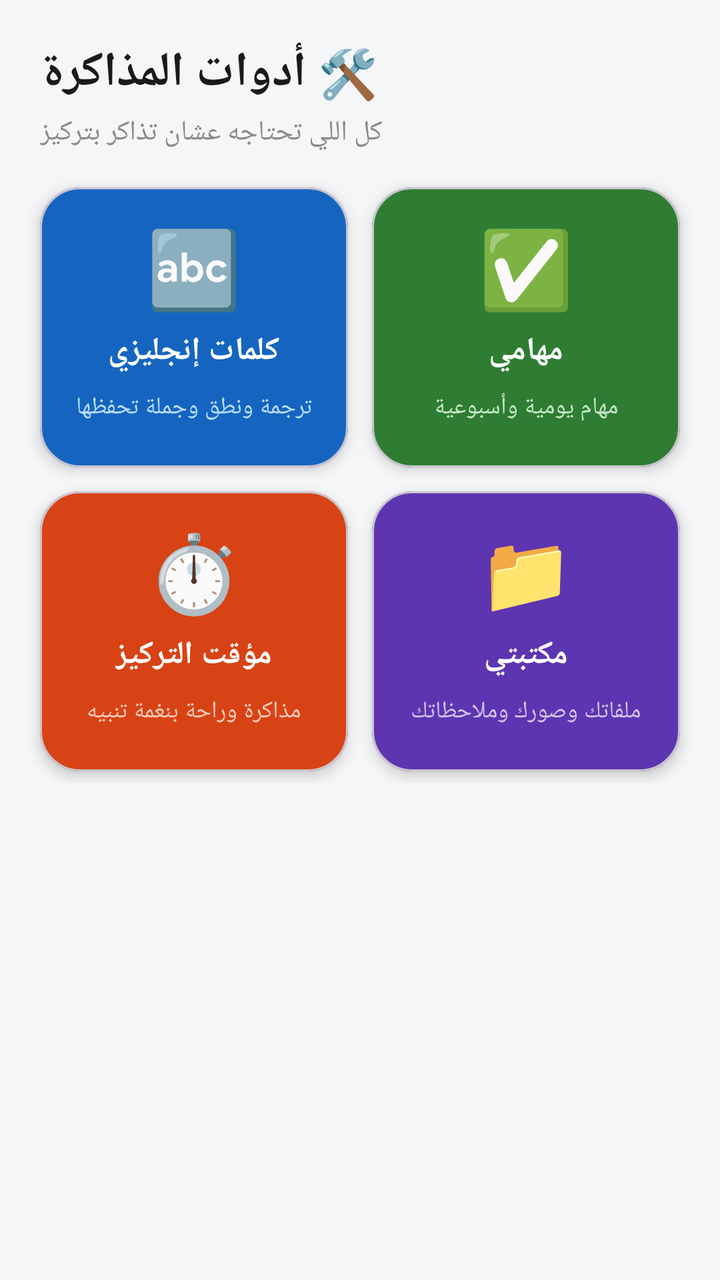
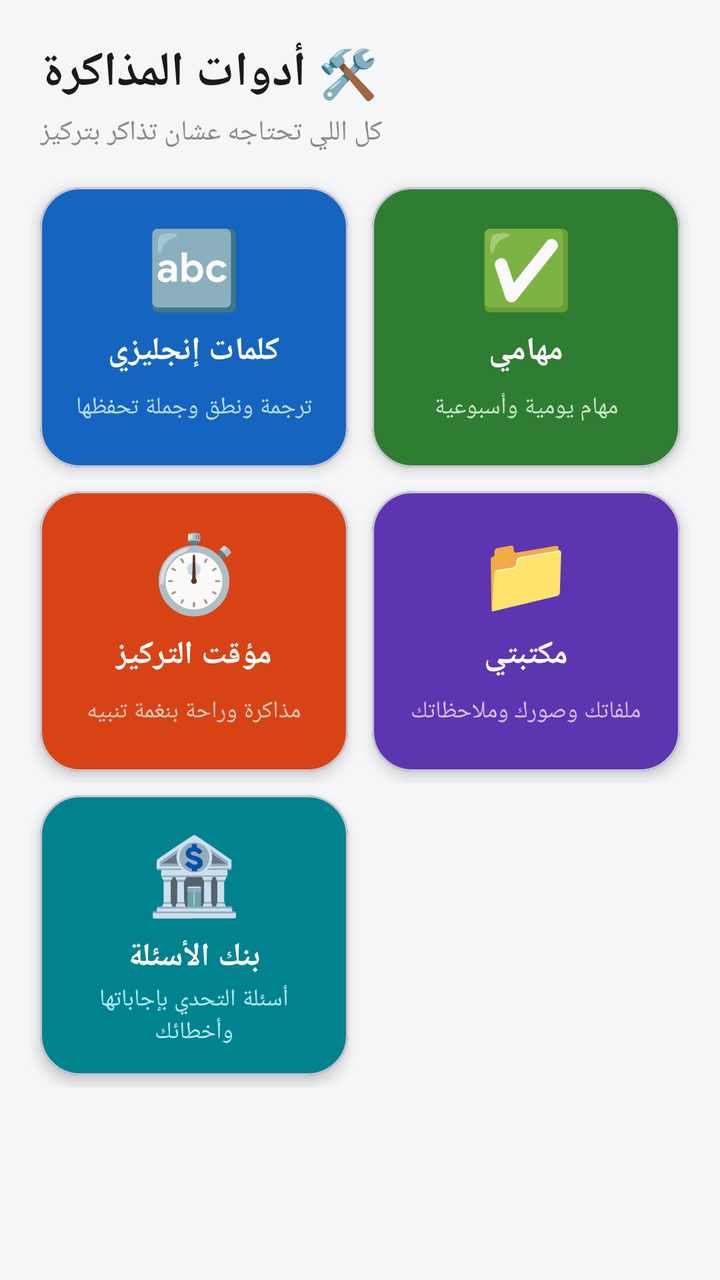

An Android layout rendered at two revisions. The XML below is the earlier revision; the diff shows what the commit changed to produce the second picture.
<!-- AndroidManifest.xml: application theme Theme.1Bac -->
<!-- res/layout/activity_study_tools.xml -->
<?xml version="1.0" encoding="utf-8"?>
<ScrollView xmlns:android="http://schemas.android.com/apk/res/android"
    xmlns:app="http://schemas.android.com/apk/res-auto"
    android:layout_width="match_parent"
    android:layout_height="match_parent"
    android:fillViewport="true"
    android:background="@color/bg_gray">

    <LinearLayout
        android:layout_width="match_parent"
        android:layout_height="wrap_content"
        android:orientation="vertical"
        android:padding="14dp">

        <TextView
            android:layout_width="wrap_content"
            android:layout_height="wrap_content"
            android:layout_marginStart="6dp"
            android:layout_marginTop="6dp"
            android:text="🛠️ أدوات المذاكرة"
            android:textSize="24sp"
            android:textStyle="bold"
            android:textColor="@color/text_dark" />

        <TextView
            android:layout_width="wrap_content"
            android:layout_height="wrap_content"
            android:layout_marginStart="6dp"
            android:layout_marginTop="4dp"
            android:layout_marginBottom="12dp"
            android:text="كل اللي تحتاجه عشان تذاكر بتركيز"
            android:textSize="14sp"
            android:textColor="@color/text_gray" />

        <LinearLayout
            android:layout_width="match_parent"
            android:layout_height="wrap_content"
            android:orientation="horizontal">

            <com.google.android.material.card.MaterialCardView
                android:id="@+id/cardEnglish"
                android:layout_width="0dp"
                android:layout_height="wrap_content"
                android:layout_weight="1"
                android:layout_margin="6dp"
                app:cardCornerRadius="20dp"
                app:cardElevation="4dp"
                app:cardBackgroundColor="#1565C0">
                <LinearLayout
                    android:layout_width="match_parent"
                    android:layout_height="wrap_content"
                    android:minHeight="140dp"
                    android:orientation="vertical"
                    android:gravity="center"
                    android:padding="12dp">
                    <TextView
                        android:layout_width="wrap_content"
                        android:layout_height="wrap_content"
                        android:text="🔤"
                        android:textSize="38sp" />
                    <TextView
                        android:layout_width="wrap_content"
                        android:layout_height="wrap_content"
                        android:layout_marginTop="6dp"
                        android:text="كلمات إنجليزي"
                        android:textSize="16sp"
                        android:textStyle="bold"
                        android:textColor="#FFFFFF" />
                    <TextView
                        android:layout_width="wrap_content"
                        android:layout_height="wrap_content"
                        android:layout_marginTop="2dp"
                        android:minLines="2"
                        android:maxLines="2"
                        android:gravity="center"
                        android:text="ترجمة ونطق وجملة تحفظها"
                        android:textSize="12sp"
                        android:textColor="#BBDEFB" />
                </LinearLayout>
            </com.google.android.material.card.MaterialCardView>

            <com.google.android.material.card.MaterialCardView
                android:id="@+id/cardTasks"
                android:layout_width="0dp"
                android:layout_height="wrap_content"
                android:layout_weight="1"
                android:layout_margin="6dp"
                app:cardCornerRadius="20dp"
                app:cardElevation="4dp"
                app:cardBackgroundColor="#2E7D32">
                <LinearLayout
                    android:layout_width="match_parent"
                    android:layout_height="wrap_content"
                    android:minHeight="140dp"
                    android:orientation="vertical"
                    android:gravity="center"
                    android:padding="12dp">
                    <TextView
                        android:layout_width="wrap_content"
                        android:layout_height="wrap_content"
                        android:text="✅"
                        android:textSize="38sp" />
                    <TextView
                        android:layout_width="wrap_content"
                        android:layout_height="wrap_content"
                        android:layout_marginTop="6dp"
                        android:text="مهامي"
                        android:textSize="16sp"
                        android:textStyle="bold"
                        android:textColor="#FFFFFF" />
                    <TextView
                        android:layout_width="wrap_content"
                        android:layout_height="wrap_content"
                        android:layout_marginTop="2dp"
                        android:minLines="2"
                        android:maxLines="2"
                        android:gravity="center"
                        android:text="مهام يومية وأسبوعية"
                        android:textSize="12sp"
                        android:textColor="#C8E6C9" />
                </LinearLayout>
            </com.google.android.material.card.MaterialCardView>
        </LinearLayout>

        <LinearLayout
            android:layout_width="match_parent"
            android:layout_height="wrap_content"
            android:orientation="horizontal">

            <com.google.android.material.card.MaterialCardView
                android:id="@+id/cardFocus"
                android:layout_width="0dp"
                android:layout_height="wrap_content"
                android:layout_weight="1"
                android:layout_margin="6dp"
                app:cardCornerRadius="20dp"
                app:cardElevation="4dp"
                app:cardBackgroundColor="#D84315">
                <LinearLayout
                    android:layout_width="match_parent"
                    android:layout_height="wrap_content"
                    android:minHeight="140dp"
                    android:orientation="vertical"
                    android:gravity="center"
                    android:padding="12dp">
                    <TextView
                        android:layout_width="wrap_content"
                        android:layout_height="wrap_content"
                        android:text="⏱️"
                        android:textSize="38sp" />
                    <TextView
                        android:layout_width="wrap_content"
                        android:layout_height="wrap_content"
                        android:layout_marginTop="6dp"
                        android:text="مؤقت التركيز"
                        android:textSize="16sp"
                        android:textStyle="bold"
                        android:textColor="#FFFFFF" />
                    <TextView
                        android:layout_width="wrap_content"
                        android:layout_height="wrap_content"
                        android:layout_marginTop="2dp"
                        android:minLines="2"
                        android:maxLines="2"
                        android:gravity="center"
                        android:text="مذاكرة وراحة بنغمة تنبيه"
                        android:textSize="12sp"
                        android:textColor="#FFCCBC" />
                </LinearLayout>
            </com.google.android.material.card.MaterialCardView>

            <com.google.android.material.card.MaterialCardView
                android:id="@+id/cardLibrary"
                android:layout_width="0dp"
                android:layout_height="wrap_content"
                android:layout_weight="1"
                android:layout_margin="6dp"
                app:cardCornerRadius="20dp"
                app:cardElevation="4dp"
                app:cardBackgroundColor="#5E35B1">
                <LinearLayout
                    android:layout_width="match_parent"
                    android:layout_height="wrap_content"
                    android:minHeight="140dp"
                    android:orientation="vertical"
                    android:gravity="center"
                    android:padding="12dp">
                    <TextView
                        android:layout_width="wrap_content"
                        android:layout_height="wrap_content"
                        android:text="📁"
                        android:textSize="38sp" />
                    <TextView
                        android:layout_width="wrap_content"
                        android:layout_height="wrap_content"
                        android:layout_marginTop="6dp"
                        android:text="مكتبتي"
                        android:textSize="16sp"
                        android:textStyle="bold"
                        android:textColor="#FFFFFF" />
                    <TextView
                        android:layout_width="wrap_content"
                        android:layout_height="wrap_content"
                        android:layout_marginTop="2dp"
                        android:minLines="2"
                        android:maxLines="2"
                        android:gravity="center"
                        android:text="ملفاتك وصورك وملاحظاتك"
                        android:textSize="12sp"
                        android:textColor="#D1C4E9" />
                </LinearLayout>
            </com.google.android.material.card.MaterialCardView>
        </LinearLayout>

    </LinearLayout>
</ScrollView>
<!-- resources referenced by this layout -->
<resources>
  <color name="bg_gray">#F5F6F8</color>
  <color name="text_dark">#1A1A1A</color>
  <color name="text_gray">#8A8A8A</color>
  <style name="Theme.1Bac" parent="Base.Theme.1Bac" />
  <style name="Base.Theme.1Bac" parent="Theme.Material3.DayNight.NoActionBar">
          
          
      </style>
</resources>

<!-- the commit's change to res/layout/activity_study_tools.xml (unified diff, before → after) -->
@@ -211,6 +211,59 @@
                 </LinearLayout>
             </com.google.android.material.card.MaterialCardView>
         </LinearLayout>
+                <LinearLayout
+            android:layout_width="match_parent"
+            android:layout_height="wrap_content"
+            android:orientation="horizontal">
+
+            <com.google.android.material.card.MaterialCardView
+                android:id="@+id/cardBank"
+                android:layout_width="0dp"
+                android:layout_height="wrap_content"
+                android:layout_weight="1"
+                android:layout_margin="6dp"
+                app:cardCornerRadius="20dp"
+                app:cardElevation="4dp"
+                app:cardBackgroundColor="#00838F">
+                <LinearLayout
+                    android:layout_width="match_parent"
+                    android:layout_height="wrap_content"
+                    android:minHeight="140dp"
+                    android:orientation="vertical"
+                    android:gravity="center"
+                    android:padding="12dp">
+                    <TextView
+                        android:layout_width="wrap_content"
+                        android:layout_height="wrap_content"
+                        android:text="🏦"
+                        android:textSize="38sp" />
+                    <TextView
+                        android:layout_width="wrap_content"
+                        android:layout_height="wrap_content"
+                        android:layout_marginTop="6dp"
+                        android:text="بنك الأسئلة"
+                        android:textSize="16sp"
+                        android:textStyle="bold"
+                        android:textColor="#FFFFFF" />
+                    <TextView
+                        android:layout_width="wrap_content"
+                        android:layout_height="wrap_content"
+                        android:layout_marginTop="2dp"
+                        android:minLines="2"
+                        android:maxLines="2"
+                        android:gravity="center"
+                        android:text="أسئلة التحدي بإجاباتها وأخطائك"
+                        android:textSize="12sp"
+                        android:textColor="#B2EBF2" />
+                </LinearLayout>
+            </com.google.android.material.card.MaterialCardView>
+
+            <View
+                android:layout_width="0dp"
+                android:layout_height="0dp"
+                android:layout_weight="1"
+                android:layout_margin="6dp" />
+        </LinearLayout>
 
     </LinearLayout>
 </ScrollView>
